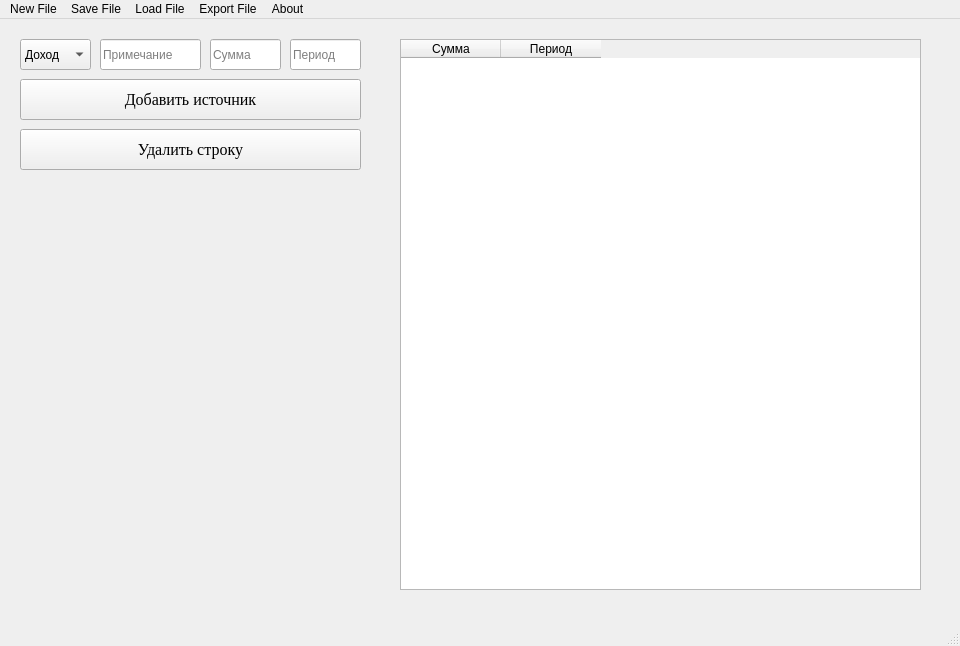
Before: the Qt Designer form Example/qtclass.ui in Myakita/Income-Expenses, drawn with Qt 5.
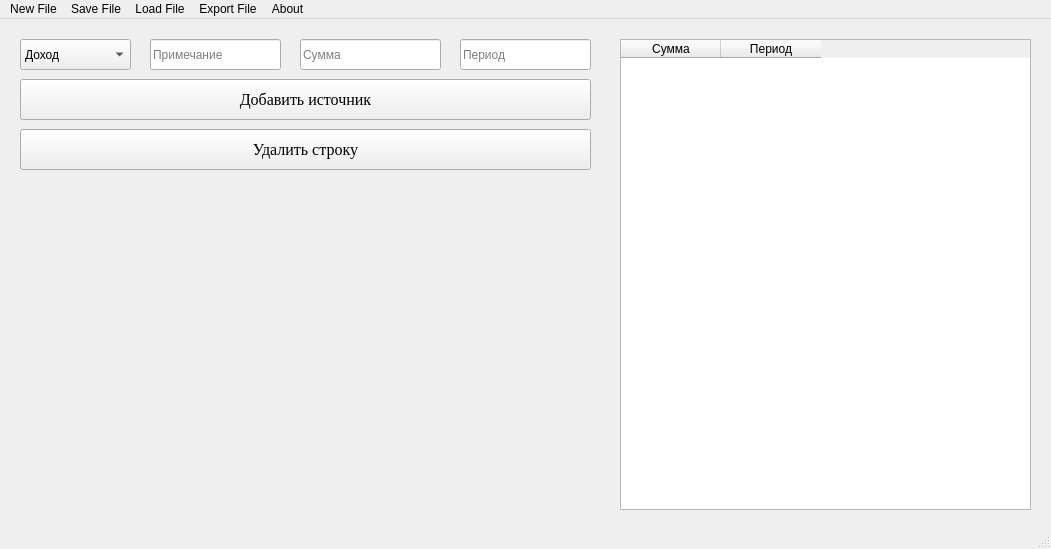
After: the same form once the commit is applied. Icons and pictures are not drawn.

What changed in the file:
```diff
--- a/Example/qtclass.ui
+++ b/Example/qtclass.ui
@@ -6,12 +6,15 @@
    <rect>
     <x>0</x>
     <y>0</y>
-    <width>960</width>
-    <height>646</height>
+    <width>1051</width>
+    <height>549</height>
    </rect>
   </property>
-  <property name="cursor">
-   <cursorShape>ArrowCursor</cursorShape>
+  <property name="sizePolicy">
+   <sizepolicy hsizetype="Minimum" vsizetype="Minimum">
+    <horstretch>0</horstretch>
+    <verstretch>0</verstretch>
+   </sizepolicy>
   </property>
   <property name="windowTitle">
    <string>Income/Expenses</string>
@@ -26,7 +29,7 @@
      <rect>
       <x>20</x>
       <y>60</y>
-      <width>341</width>
+      <width>571</width>
       <height>41</height>
      </rect>
     </property>
@@ -43,9 +46,9 @@
    <widget class="QLineEdit" name="lineEdit_2">
     <property name="geometry">
      <rect>
-      <x>210</x>
+      <x>300</x>
       <y>20</y>
-      <width>71</width>
+      <width>141</width>
       <height>31</height>
      </rect>
     </property>
@@ -59,10 +62,10 @@
    <widget class="QTableWidget" name="tableWidget">
     <property name="geometry">
      <rect>
-      <x>400</x>
+      <x>620</x>
       <y>20</y>
-      <width>521</width>
-      <height>551</height>
+      <width>411</width>
+      <height>471</height>
      </rect>
     </property>
     <property name="minimumSize">
@@ -87,7 +90,7 @@
      <rect>
       <x>20</x>
       <y>20</y>
-      <width>71</width>
+      <width>111</width>
       <height>31</height>
      </rect>
     </property>
@@ -105,9 +108,9 @@
    <widget class="QLineEdit" name="lineEdit_7">
     <property name="geometry">
      <rect>
-      <x>100</x>
+      <x>150</x>
       <y>20</y>
-      <width>101</width>
+      <width>131</width>
       <height>31</height>
      </rect>
     </property>
@@ -130,9 +133,9 @@
    <widget class="QLineEdit" name="lineEdit_4">
     <property name="geometry">
      <rect>
-      <x>290</x>
+      <x>460</x>
       <y>20</y>
-      <width>71</width>
+      <width>131</width>
       <height>31</height>
      </rect>
     </property>
@@ -148,7 +151,7 @@
      <rect>
       <x>20</x>
       <y>110</y>
-      <width>341</width>
+      <width>571</width>
       <height>41</height>
      </rect>
     </property>
@@ -162,14 +165,127 @@
      <string>Удалить строку</string>
     </property>
    </widget>
+   <widget class="QWidget" name="">
+    <property name="geometry">
+     <rect>
+      <x>10</x>
+      <y>40</y>
+      <width>591</width>
+      <height>451</height>
+     </rect>
+    </property>
+    <layout class="QVBoxLayout" name="verticalLayout">
+     <item>
+      <widget class="QFrame" name="horizontalFrame_3">
+       <property name="sizePolicy">
+        <sizepolicy hsizetype="Preferred" vsizetype="Preferred">
+         <horstretch>0</horstretch>
+         <verstretch>0</verstretch>
+        </sizepolicy>
+       </property>
+       <property name="minimumSize">
+        <size>
+         <width>100</width>
+         <height>100</height>
+        </size>
+       </property>
+       <property name="baseSize">
+        <size>
+         <width>0</width>
+         <height>0</height>
+        </size>
+       </property>
+       <property name="layoutDirection">
+        <enum>Qt::LeftToRight</enum>
+       </property>
+       <property name="frameShape">
+        <enum>QFrame::NoFrame</enum>
+       </property>
+       <layout class="QHBoxLayout" name="horizontalFrame_4">
+        <property name="spacing">
+         <number>6</number>
+        </property>
+        <property name="sizeConstraint">
+         <enum>QLayout::SetDefaultConstraint</enum>
+        </property>
+        <property name="leftMargin">
+         <number>9</number>
+        </property>
+        <property name="topMargin">
+         <number>9</number>
+        </property>
+        <property name="rightMargin">
+         <number>9</number>
+        </property>
+        <property name="bottomMargin">
+         <number>9</number>
+        </property>
+       </layout>
+      </widget>
+     </item>
+     <item>
+      <widget class="QFrame" name="horizontalFrame_2">
+       <property name="minimumSize">
+        <size>
+         <width>100</width>
+         <height>100</height>
+        </size>
+       </property>
+       <property name="baseSize">
+        <size>
+         <width>0</width>
+         <height>0</height>
+        </size>
+       </property>
+       <property name="layoutDirection">
+        <enum>Qt::LeftToRight</enum>
+       </property>
+       <property name="frameShape">
+        <enum>QFrame::NoFrame</enum>
+       </property>
+       <layout class="QHBoxLayout" name="horizontalFrame">
+        <property name="spacing">
+         <number>6</number>
+        </property>
+        <property name="sizeConstraint">
+         <enum>QLayout::SetDefaultConstraint</enum>
+        </property>
+        <property name="leftMargin">
+         <number>9</number>
+        </property>
+        <property name="topMargin">
+         <number>9</number>
+        </property>
+        <property name="rightMargin">
+         <number>9</number>
+        </property>
+        <property name="bottomMargin">
+         <number>9</number>
+        </property>
+       </layout>
+      </widget>
+     </item>
+    </layout>
+    <zorder>horizontalFrame_2</zorder>
+    <zorder>horizontalFrame_3</zorder>
+   </widget>
+   <zorder>lineEdit_2</zorder>
+   <zorder>tableWidget</zorder>
+   <zorder>comboBox</zorder>
+   <zorder>lineEdit_7</zorder>
+   <zorder>lineEdit_4</zorder>
+   <zorder>horizontalFrame_3</zorder>
+   <zorder>horizontalFrame_2</zorder>
+   <zorder>pushButton_3</zorder>
+   <zorder>pushButton</zorder>
   </widget>
   <widget class="QMenuBar" name="menubar">
    <property name="geometry">
     <rect>
      <x>0</x>
      <y>0</y>
-     <width>960</width>
-     <height>25</height>
+     <width>1051</width>
+     <height>21</height>
     </rect>
    </property>
    <widget class="QMenu" name="menuNew_File">
```
Left out of the diff: 16 changed lines with no effect on the pictures.
